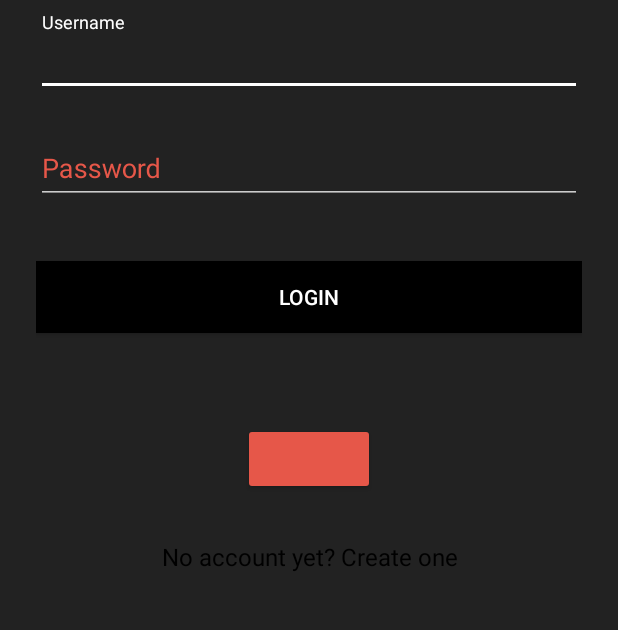
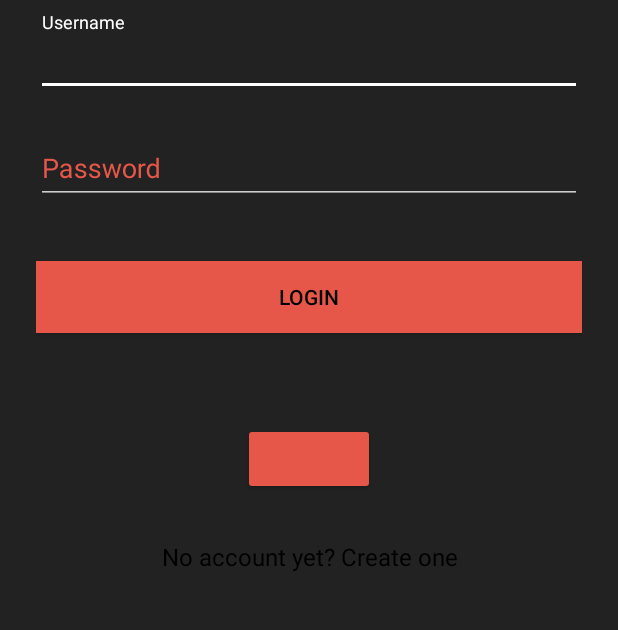
Before and after one commit to sharukhhasan/Crutch, an Android app: the LoginActivity screen opened directly, with no data from a screen before it, on a phone screen of 412 x 824 dp, the part 272-902 px from its top. Run offline under Robolectric (Android 15) with nearby library versions, the phone set to English and light mode, and no system bars; our stand-ins replace ButterKnife, Firebase (no records; nobody signed in at launch, a user with empty details on screens opened directly); libraries missing offline, so code that uses them is left out: com.facebook, com.facebook.login; plain views replace LoginButton; 4 statements that could not run were skipped.

Commit message:
begin adding facebook login implementations

```diff
--- a/app/src/main/AndroidManifest.xml
+++ b/app/src/main/AndroidManifest.xml
@@ -21,7 +21,7 @@
             </intent-filter>
         </activity>
         <activity
-            android:name="com.sharukhhasan.studycrutch.LoginActivity"
+            android:name=".activities.LoginActivity"
             android:theme="@style/AppTheme.Dark" >
         </activity>
         <activity
--- /dev/null
+++ b/app/src/main/java/com/sharukhhasan/studycrutch/activities/LoginActivity.java
@@ -0,0 +1,133 @@
+package com.sharukhhasan.studycrutch.activities;
+
+import android.content.Intent;
+import android.support.annotation.NonNull;
+import android.support.v7.app.AppCompatActivity;
+import android.os.Bundle;
+import android.util.Log;
+import android.widget.EditText;
+import android.widget.Toast;
+
+import com.facebook.AccessToken;
+import com.facebook.CallbackManager;
+import com.facebook.FacebookCallback;
+import com.facebook.FacebookException;
+import com.facebook.login.LoginResult;
+import com.facebook.login.widget.LoginButton;
+import com.google.android.gms.tasks.OnCompleteListener;
+import com.google.android.gms.tasks.Task;
+import com.google.firebase.auth.AuthCredential;
+import com.google.firebase.auth.AuthResult;
+import com.google.firebase.auth.FacebookAuthProvider;
+import com.google.firebase.auth.FirebaseAuth;
+import com.google.firebase.auth.FirebaseUser;
+import com.sharukhhasan.studycrutch.R;
+
+import butterknife.ButterKnife;
+import butterknife.InjectView;
+
+public class LoginActivity extends AppCompatActivity {
+    private static final String TAG = "LoginActivity";
+    @InjectView(R.id.input_username) EditText usernameInput;
+    @InjectView(R.id.input_password) EditText passwordInput;
+
+    private FirebaseAuth mAuth;
+    private FirebaseAuth.AuthStateListener mAuthListener;
+    private CallbackManager mCallbackManager;
+
+    @Override
+    protected void onCreate(Bundle savedInstanceState) {
+        super.onCreate(savedInstanceState);
+        setContentView(R.layout.activity_login);
+
+        ButterKnife.inject(this);
+
+        mAuth = FirebaseAuth.getInstance();
+
+        mAuthListener = new FirebaseAuth.AuthStateListener() {
+            @Override
+            public void onAuthStateChanged(@NonNull FirebaseAuth firebaseAuth)
+            {
+                FirebaseUser user = firebaseAuth.getCurrentUser();
+                if(user != null)
+                {
+                    Log.d(TAG, "onAuthStateChanged:signed_in:" + user.getUid());
+                }
+                else
+                {
+                    Log.d(TAG, "onAuthStateChanged:signed_out");
+                }
+            }
+        };
+
+        mCallbackManager = CallbackManager.Factory.create();
+        LoginButton loginButton = (LoginButton) findViewById(R.id.facebook_login_button);
+        loginButton.setReadPermissions("email", "public_profile");
+        loginButton.registerCallback(mCallbackManager, new FacebookCallback<LoginResult>() {
+            @Override
+            public void onSuccess(LoginResult loginResult)
+            {
+                Log.d(TAG, "facebook:onSuccess:" + loginResult);
+                handleFacebookAccessToken(loginResult.getAccessToken());
+            }
+
+            @Override
+            public void onCancel()
+            {
+                Log.d(TAG, "facebook:onCancel");
+            }
+
+            @Override
+            public void onError(FacebookException error)
+            {
+                Log.d(TAG, "facebook:onError", error);
+            }
+        });
+    }
+
+    @Override
+    public void onStart()
+    {
+        super.onStart();
+        mAuth.addAuthStateListener(mAuthListener);
+    }
+
+    @Override
+    public void onStop()
+    {
+        super.onStop();
+        if(mAuthListener != null)
+        {
+            mAuth.removeAuthStateListener(mAuthListener);
+        }
+    }
+
+
+    @Override
+    protected void onActivityResult(int requestCode, int resultCode, Intent data)
+    {
+        super.onActivityResult(requestCode, resultCode, data);
+        mCallbackManager.onActivityResult(requestCode, resultCode, data);
+    }
+
+    private void handleFacebookAccessToken(AccessToken token)
+    {
+        Log.d(TAG, "handleFacebookAccessToken:" + token);
+
+        AuthCredential credential = FacebookAuthProvider.getCredential(token.getToken());
+        mAuth.signInWithCredential(credential).addOnCompleteListener(this, new OnCompleteListener<AuthResult>() {
+            @Override
+            public void onComplete(@NonNull Task<AuthResult> task)
+            {
+                Log.d(TAG, "signInWithCredential:onComplete:" + task.isSuccessful());
+
+                if(!task.isSuccessful())
+                {
+                    Log.w(TAG, "signInWithCredential", task.getException());
+                    Toast.makeText(LoginActivity.this, "Authentication failed.", Toast.LENGTH_SHORT).show();
+                }
+            }
+        });
+    }
+
+}
--- a/app/src/main/res/layout/activity_login.xml
+++ b/app/src/main/res/layout/activity_login.xml
@@ -69,11 +69,11 @@
             android:layout_marginBottom="30dp"
             android:padding="12dp"
             android:text="Login"
-            android:textColor="@color/appwhite"
-            android:background="@color/black" />
+            android:textColor="@color/black"
+            android:background="@color/apporange" />
 
         <com.facebook.login.widget.LoginButton
-            android:id="@+id/login_button"
+            android:id="@+id/facebook_login_button"
             android:layout_width="wrap_content"
             android:layout_height="wrap_content"
             android:layout_gravity="center_horizontal"
```
Also changed, not shown: app/src/main/java/com/sharukhhasan/studycrutch/AppController.java (added, +7 -0 lines), app/src/main/java/com/sharukhhasan/studycrutch/LoginActivity.java (deleted, +0 -13 lines), app/src/main/java/com/sharukhhasan/studycrutch/activities/SplashActivity.java (+44 -1 lines), app/src/main/res/layout/content_splash.xml (+4 -3 lines).
